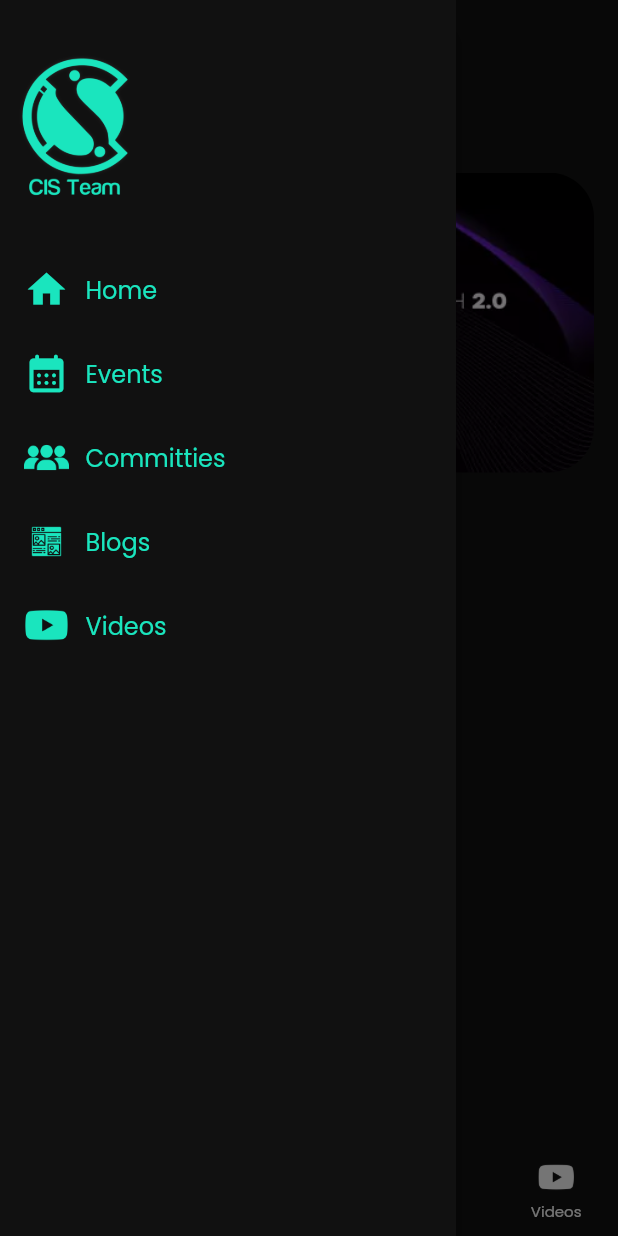
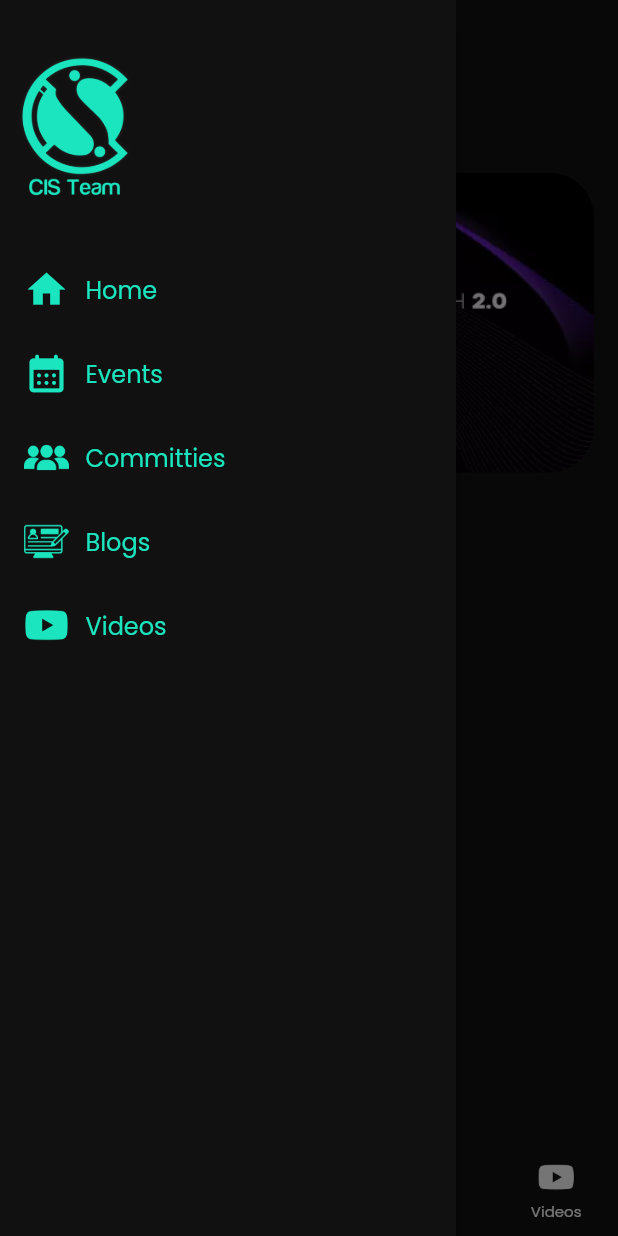
Before and after one commit to YomnaOthmann/CIS-Task, a Flutter app: the screen it shows after launch, with the side drawer open, on a phone screen of 412 x 824 dp. Run offline on Flutter 3.47's test engine with Material 2 defaults, Android fonts, the light colour scheme and no system bars; drawn by our look-alikes of carousel_slider, smooth_page_indicator; our stand-ins replace fluttertoast.

Commit message:
init commit

```diff
--- a/lib/view/layout/layout.dart
+++ b/lib/view/layout/layout.dart
@@ -73,9 +73,9 @@ class _NavigationLayoutState extends State<NavigationLayout> {
           ),
           BottomNavigationBarItem(
             icon: Image.asset(
-              "$imagePath/article.png",
-              width: 30,
-              height: 30,
+              "$imagePath/user-profile.png",
+              width: 25,
+              height: 25,
             ),
             label: "Blogs",
           ),
@@ -167,7 +167,8 @@ class _NavigationLayoutState extends State<NavigationLayout> {
                 },
                 horizontalTitleGap: 1,
                 leading: Image.asset(
-                  "$imagePath/article_green.png",
+                  "$imagePath/user-profile.png",
+                  color: AppColors.kGreen,
                   height: 30,
                   width: 30,
                 ),
```
Also changed, not shown: assets/images/user-profile.png (added).
